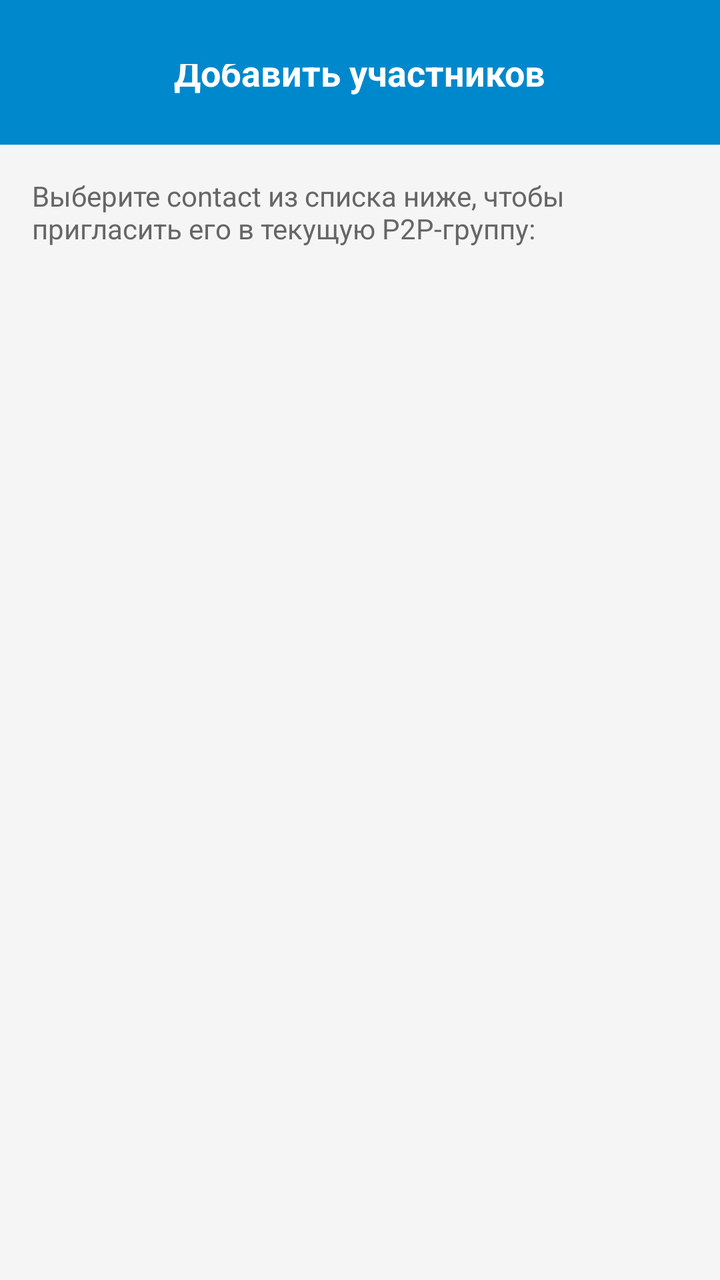
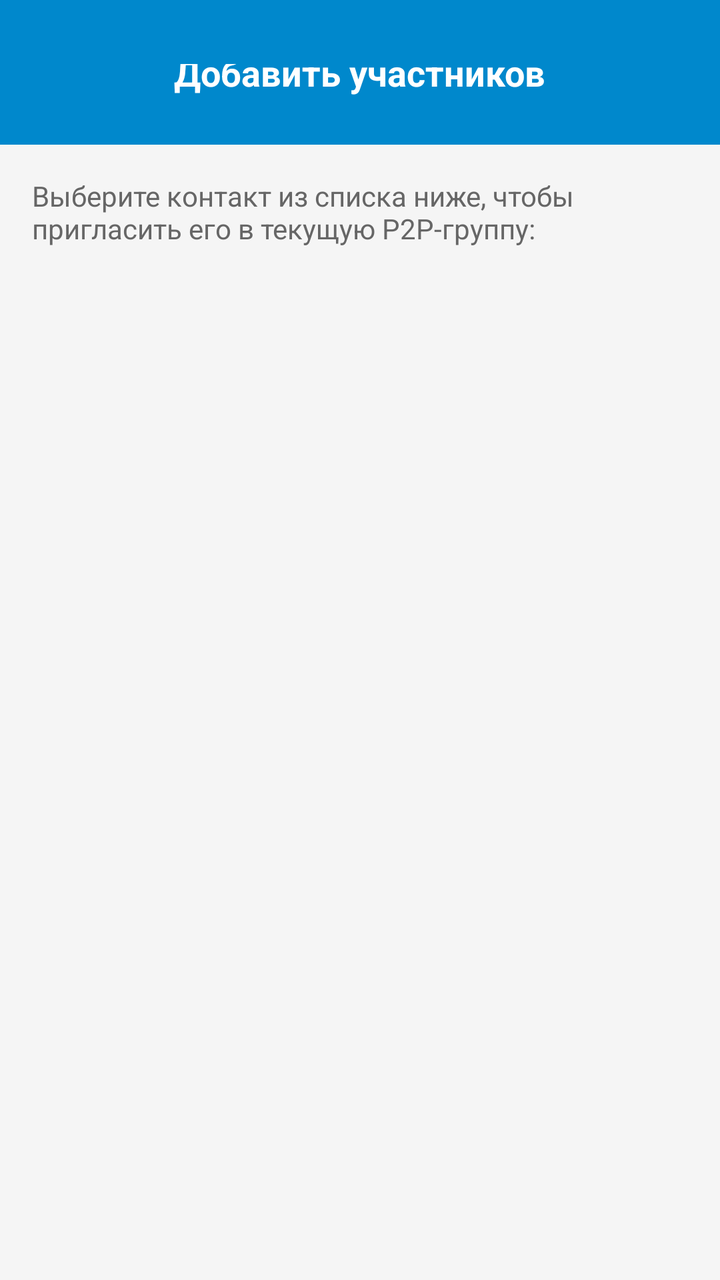

An Android layout rendered at two revisions. The XML below is the earlier revision; the diff shows what the commit changed to produce the second picture.
<!-- AndroidManifest.xml: activity theme Theme.AppCompat.Light.NoActionBar -->
<!-- res/layout/activity_add_members.xml -->
<?xml version="1.0" encoding="utf-8"?>
<RelativeLayout
    xmlns:android="http://schemas.android.com/apk/res/android"
    android:layout_width="match_parent"
    android:layout_height="match_parent"
    android:background="#F5F5F5">

    
    <RelativeLayout
        android:id="@+id/addMembersToolbar"
        android:layout_width="match_parent"
        android:layout_height="wrap_content"
        android:background="#0088CC"
        android:paddingLeft="16dp"
        android:paddingTop="32dp"
        android:paddingRight="16dp"
        android:paddingBottom="16dp">

        <TextView
            android:layout_width="wrap_content"
            android:layout_height="wrap_content"
            android:layout_centerInParent="true"
            android:text="Добавить участников"
            android:textColor="#FFFFFF"
            android:textSize="18sp"
            android:textStyle="bold" />
    </RelativeLayout>

    
    <LinearLayout
        android:layout_width="match_parent"
        android:layout_height="match_parent"
        android:layout_below="@id/addMembersToolbar"
        android:orientation="vertical">

        
        <TextView
            android:layout_width="match_parent"
            android:layout_height="wrap_content"
            android:padding="16dp"
            android:text="Выберите contact из списка ниже, чтобы пригласить его в текущую P2P-группу:"
            android:textColor="#666666"
            android:textSize="14sp" />

        
        <ListView
            android:id="@+id/listViewContactsToGroup"
            android:layout_width="match_parent"
            android:layout_height="match_parent"
            android:cacheColorHint="#00000000"
            android:divider="#E0E0E0"
            android:dividerHeight="1dp" />
    </LinearLayout>
</RelativeLayout>
<!-- resources referenced by this layout -->
<resources>

</resources>

<!-- the commit's change to res/layout/activity_add_members.xml (unified diff, before → after) -->
@@ -1,6 +1,5 @@
 <?xml version="1.0" encoding="utf-8"?>
-<RelativeLayout
-    xmlns:android="http://schemas.android.com/apk/res/android"
+<RelativeLayout xmlns:android="http://schemas.android.com/apk/res/android"
     android:layout_width="match_parent"
     android:layout_height="match_parent"
     android:background="#F5F5F5">
@@ -31,18 +30,17 @@
         android:layout_width="match_parent"
         android:layout_height="match_parent"
         android:layout_below="@id/addMembersToolbar"
-        android:orientation="vertical">
+        android:fitsSystemWindows="true"
+        android:orientation="vertical"> 
 
-        
         <TextView
             android:layout_width="match_parent"
             android:layout_height="wrap_content"
             android:padding="16dp"
-            android:text="Выберите contact из списка ниже, чтобы пригласить его в текущую P2P-группу:"
+            android:text="Выберите контакт из списка ниже, чтобы пригласить его в текущую P2P-группу:"
             android:textColor="#666666"
             android:textSize="14sp" />
 
-        
         <ListView
             android:id="@+id/listViewContactsToGroup"
             android:layout_width="match_parent"
@@ -51,4 +49,5 @@
             android:divider="#E0E0E0"
             android:dividerHeight="1dp" />
     </LinearLayout>
+
 </RelativeLayout>
